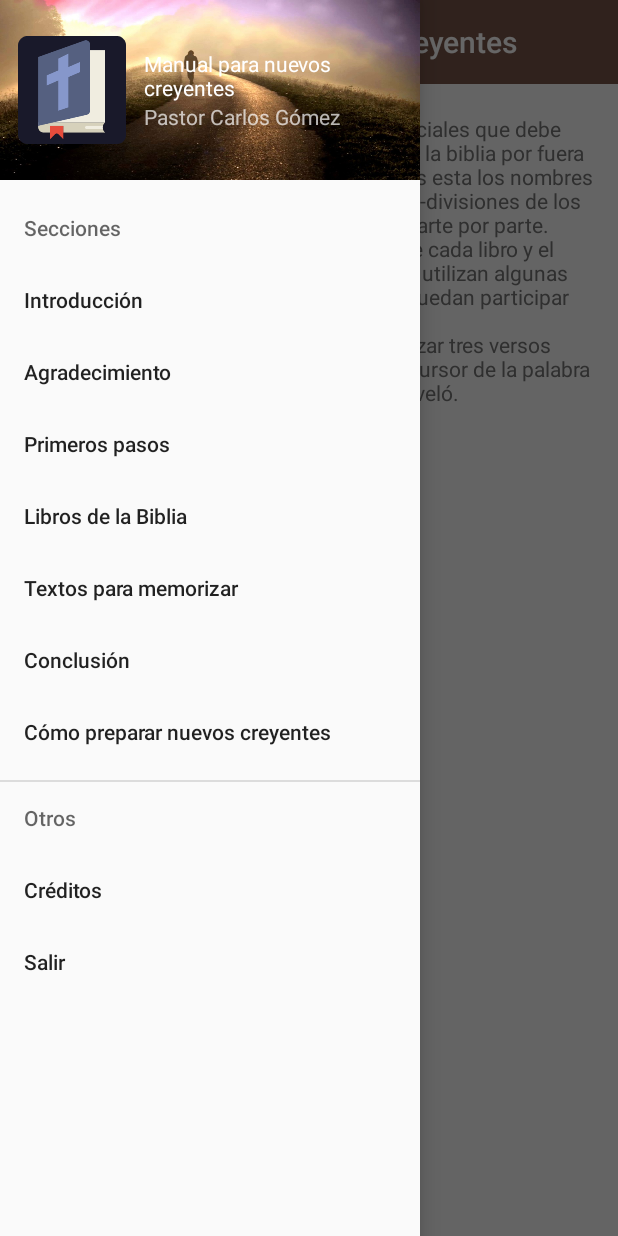
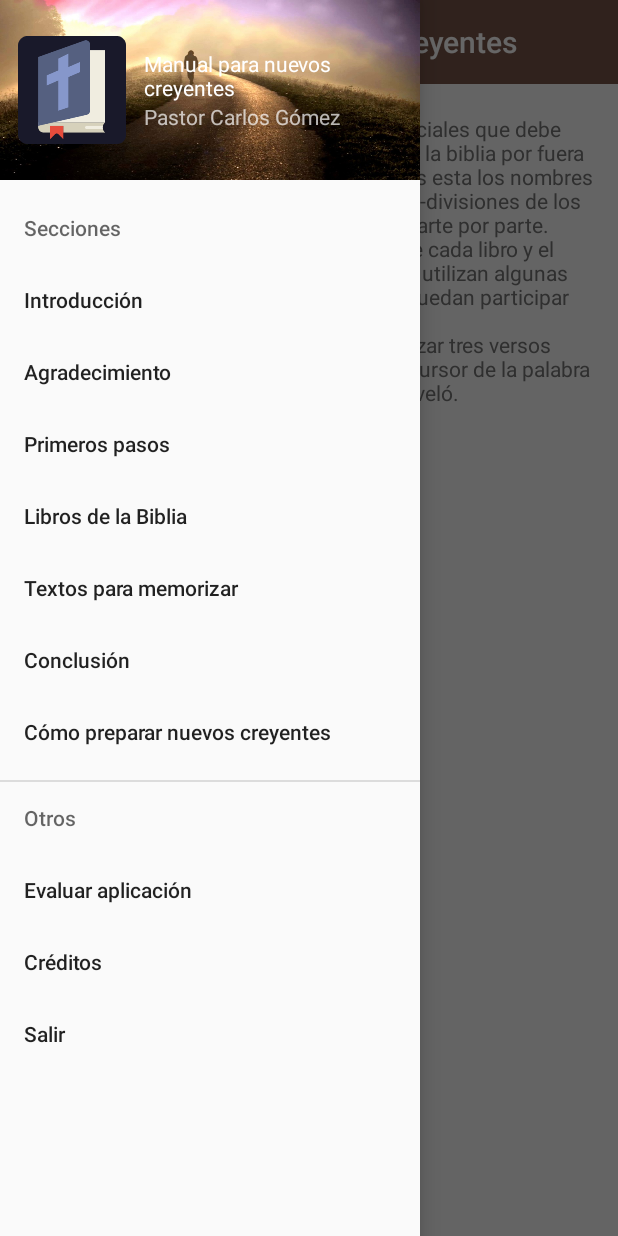
Before and after one commit to edwinabreu86/ManualParaNuevosCreyentes, an Android app: the screen it shows after launch (MainActivity), with the side drawer open, on a phone screen of 412 x 824 dp. Run offline under Robolectric (Android 15) with nearby library versions, the phone set to English and light mode, and no system bars.

Commit message:
Added App Rating Tab.

```diff
--- a/app/src/main/java/com/edwin/abreusoft/manualparanuevoscreyentes/MainActivity.java
+++ b/app/src/main/java/com/edwin/abreusoft/manualparanuevoscreyentes/MainActivity.java
@@ -1,8 +1,13 @@
 package com.edwin.abreusoft.manualparanuevoscreyentes;
 
 import android.annotation.SuppressLint;
+import android.content.ActivityNotFoundException;
+import android.content.Context;
 import android.content.Intent;
+import android.net.Uri;
+import android.os.Build;
 import android.support.annotation.NonNull;
+import android.support.annotation.RequiresApi;
 import android.support.design.widget.NavigationView;
 import android.support.v4.app.FragmentManager;
 import android.support.v4.view.GravityCompat;
@@ -29,16 +34,16 @@ public class MainActivity extends AppCompatActivity implements NavigationView.On
         super.onCreate(savedInstanceState);
         setContentView(R.layout.activity_main);
 
-        toolbar = (Toolbar) findViewById(R.id.toolbar);
+        toolbar = findViewById(R.id.toolbar);
         setSupportActionBar(toolbar);
 
-        drawer = (DrawerLayout) findViewById(R.id.drawer_layout);
+        drawer = findViewById(R.id.drawer_layout);
 
         ActionBarDrawerToggle toggle = new ActionBarDrawerToggle(this, drawer, toolbar, R.string.navigation_drawen_open, R.string.navigation_drawer_close);
         drawer.addDrawerListener(toggle);
         toggle.syncState();
 
-        NavigationView navigationView = (NavigationView) findViewById(R.id.navigation_view);
+        NavigationView navigationView = findViewById(R.id.navigation_view);
         navigationView.setNavigationItemSelectedListener(this);
 
         changeFragmentText(R.string.app_name, Paragraphs.intrContent);
@@ -54,6 +59,7 @@ public class MainActivity extends AppCompatActivity implements NavigationView.On
         }
     }
 
+    @RequiresApi(api = Build.VERSION_CODES.LOLLIPOP)
     @Override
     public boolean onNavigationItemSelected(@NonNull MenuItem item) {
         switch (item.getItemId()) {
@@ -78,6 +84,9 @@ public class MainActivity extends AppCompatActivity implements NavigationView.On
             case R.id.nav_new_disciples:
                 changeFragmentText(R.string.new_disciples, Paragraphs.newDiscContent);
                 break;
+            case R.id.nav_app_rating:
+                rateApp(getApplicationContext());
+                break;
             case R.id.nav_credits:
                 Intent intent = new Intent(this, CreditsActivity.class);
                 startActivity(intent);
@@ -88,6 +97,23 @@ public class MainActivity extends AppCompatActivity implements NavigationView.On
 
         drawer.closeDrawer(GravityCompat.START);
         return true;
+    }
+
+    @RequiresApi(api = Build.VERSION_CODES.LOLLIPOP)
+    private void rateApp(Context context) {
+        Uri uri = Uri.parse("market://details?id=" + context.getPackageName());
+        Intent goToMarket = new Intent(Intent.ACTION_VIEW, uri);
+        // To count with Play market backstack, After pressing back button,
+        // to taken back to our application, we need to add following flags to intent.
+        goToMarket.addFlags(Intent.FLAG_ACTIVITY_NO_HISTORY |
+                Intent.FLAG_ACTIVITY_NEW_DOCUMENT |
+                Intent.FLAG_ACTIVITY_MULTIPLE_TASK);
+        try {
+            startActivity(goToMarket);
+        } catch (ActivityNotFoundException e) {
+            startActivity(new Intent(Intent.ACTION_VIEW,
+                    Uri.parse("http://play.google.com/store/apps/details?id=" + context.getPackageName())));
+        }
     }
 
     private void changeFragmentBooks(int titleRef, String[] bNames, String[] bAuthors, int[] bChapters, String[] bMeanings) {
--- a/app/src/main/res/menu/drawer_menu.xml
+++ b/app/src/main/res/menu/drawer_menu.xml
@@ -1,4 +1,4 @@
-<menu xmlns:tools="http://schemas.android.com/tools"
+<menu
     xmlns:android="http://schemas.android.com/apk/res/android">
 
     <item android:title="@string/sections">
@@ -30,6 +30,9 @@
     <item android:title="@string/others">
         <menu>
             <item
+                android:id="@+id/nav_app_rating"
+                android:title="@string/app_rating" />
+            <item
                 android:id="@+id/nav_credits"
                 android:title="@string/credits" />
             <item
--- a/app/src/main/res/values/strings.xml
+++ b/app/src/main/res/values/strings.xml
@@ -20,4 +20,5 @@
     <string name="url2">http://creativecommons.org/licenses/by/3.0/</string>
     <string name="icons_by">Iconos creados por:</string>
     <string name="license">www.flaticon.com tiene licencia de:</string>
+    <string name="app_rating">Evaluar aplicación</string>
 </resources>
```
